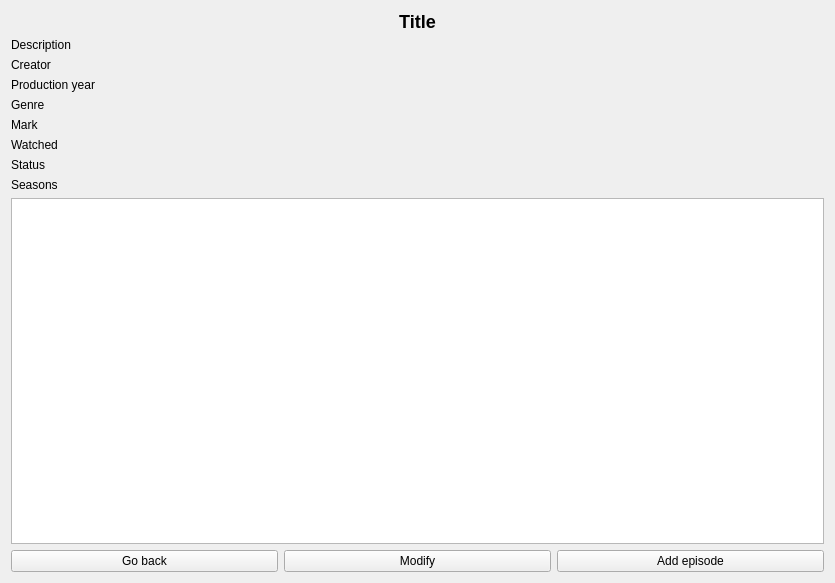
First picture: the form in FilmManager/serieviewwidget.ui, repository Zachaly/Jipp_Projekt_ZS_NS, before the edit.
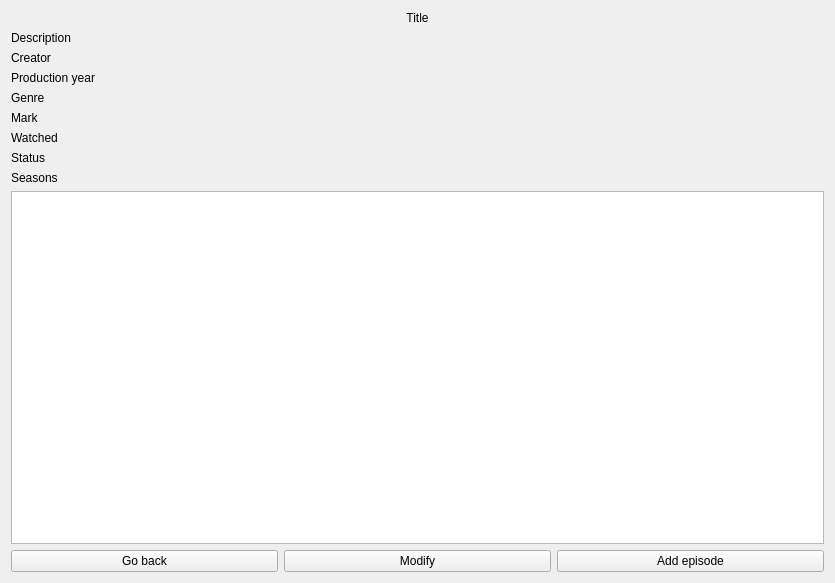
Second picture: the form after the edit.

Commit message: add episode view

What changed in the file:
```diff
--- a/FilmManager/serieviewwidget.ui
+++ b/FilmManager/serieviewwidget.ui
@@ -17,7 +17,7 @@
    <item>
     <widget class="QLabel" name="titleLabel">
      <property name="styleSheet">
-      <string notr="true">font-weight: bold; font-size: 18px;</string>
+      <string notr="true">connect(ui-&gt;serieList ,&amp;QListWidget::itemDoubleClicked,  this, &amp;SerieListViewWidget::goToSerie);;</string>
      </property>
      <property name="text">
       <string>Title</string>
```
The commit also changes 4 other files.
